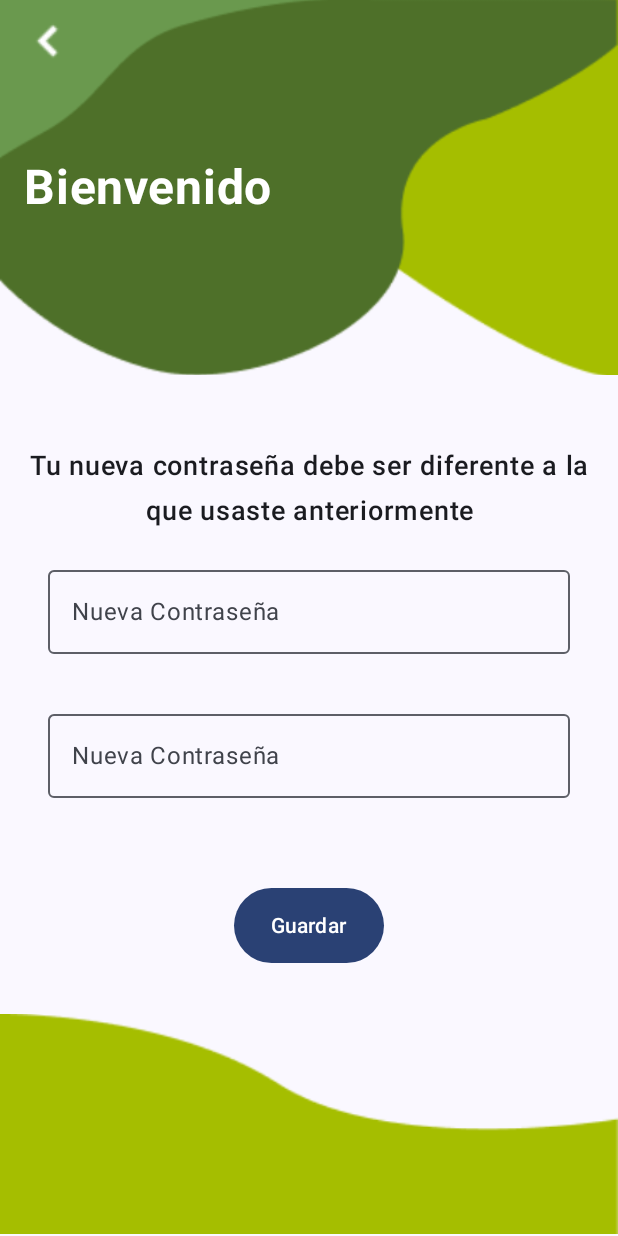
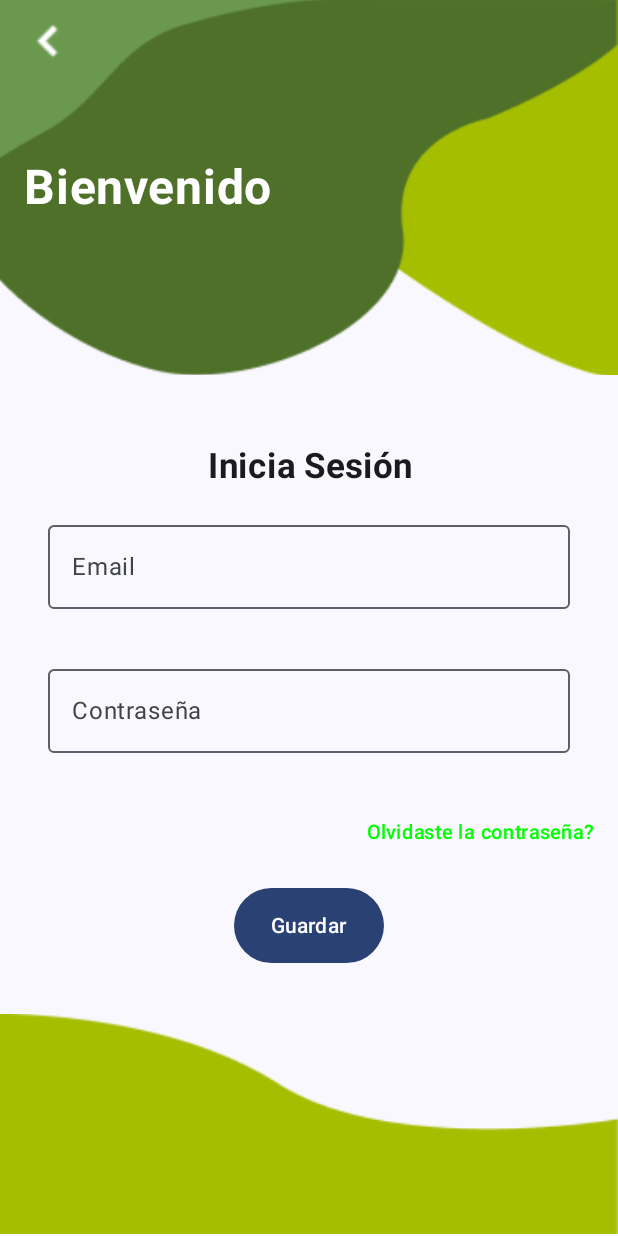
Before and after one commit to marcoolucio17/LechendasApp, an Android app built with Jetpack Compose: the @Preview function LoginScreePreview, on a phone screen of 412 x 824 dp. Run offline under Robolectric (Android 15) with nearby library versions, the phone set to English and light mode, and no system bars.

Commit message:
new password finished and login started

```diff
--- a/app/src/main/java/com/example/lechendasapp/Views/Login.kt
+++ b/app/src/main/java/com/example/lechendasapp/Views/Login.kt
@@ -1,6 +1,7 @@
 package com.example.lechendasapp.Views
 
 import androidx.compose.foundation.Image
+import androidx.compose.foundation.layout.Arrangement
 import androidx.compose.foundation.layout.Box
 import androidx.compose.foundation.layout.Column
 import androidx.compose.foundation.layout.fillMaxHeight
@@ -10,6 +11,8 @@ import androidx.compose.foundation.layout.height
 import androidx.compose.foundation.layout.offset
 import androidx.compose.foundation.layout.padding
 import androidx.compose.foundation.layout.size
+import androidx.compose.foundation.layout.width
+import androidx.compose.material3.Button
 import androidx.compose.material3.Scaffold
 import androidx.compose.material3.Text
 import androidx.compose.material3.TextButton
@@ -20,6 +23,7 @@ import androidx.compose.ui.graphics.Color
 import androidx.compose.ui.layout.ContentScale
 import androidx.compose.ui.res.painterResource
 import androidx.compose.ui.text.font.FontWeight
+import androidx.compose.ui.text.style.TextAlign
 import androidx.compose.ui.tooling.preview.Preview
 import androidx.compose.ui.unit.dp
 import androidx.compose.ui.unit.sp
@@ -39,7 +43,7 @@ fun LoginScreen() {
             topBar = { AppHeaderLogin() },
             bottomBar = { AppFooter() }
         ) { innerPadding ->
-            MainBody(
+            MainBodyLogin(
                 modifier = Modifier.padding(innerPadding)
             )
         }
@@ -106,6 +110,62 @@ fun AppHeaderLogin() {
     }
 }
 
+@Composable
+fun MainBodyLogin(
+    modifier: Modifier = Modifier, // Optional modifier for external customization
+) {
+    Box(
+        modifier = modifier
+            .fillMaxSize() // Fill the maximum available width and height
+    ) {
+        Column(
+            modifier = Modifier
+                .fillMaxSize() // Fill the maximum size
+                .padding(16.dp), // Optional padding for spacing
+            verticalArrangement = Arrangement.SpaceBetween // Space between inner column and button
+        ) {
+            // Inner column with content passed as parameter
+            Column(
+                horizontalAlignment = Alignment.CenterHorizontally,
+                modifier = Modifier.fillMaxWidth() // Inner column fills available width
+                    .padding(top = 30.dp)
+
+            ) {
+
+                    Text(
+                        text = "Inicia Sesión",
+                        textAlign = TextAlign.Center,
+                        fontSize = 23.sp,
+                        fontWeight = FontWeight.W700,
+                        lineHeight = 30.sp
+
+                    )
+
+                    SimpleInputBox(labelText = "Email")
+                    SimpleInputBox(labelText = "Contraseña")
+
+            }
+
+            Text(
+                text = "Olvidaste la contraseña?",
+                modifier = Modifier.align(Alignment.End),
+                fontSize = 13.sp,
+                color = Color.Green,
+                fontWeight = FontWeight.W600
+            )
+
+            // Button at the bottom
+            Button(
+                onClick = { /* Action for the button */ },
+                modifier = Modifier.align(Alignment.CenterHorizontally)
+                    .height(50.dp)
+                    .width(100.dp)
+            ) {
+                Text(text = "Guardar")
+            }
+        }
+    }
+}
 
 // Preview for Composable function
 @Preview(showBackground = true, showSystemUi = true)
--- a/app/src/main/java/com/example/lechendasapp/Views/New Password.kt
+++ b/app/src/main/java/com/example/lechendasapp/Views/New Password.kt
@@ -131,7 +131,7 @@ fun ImageWithTextOverlay(
 
 
 @Composable
-fun SimpleInputBox() {
+fun SimpleInputBox(labelText: String) {
     // Estado para almacenar el valor ingresado por el usuario
     var text by remember { mutableStateOf("") }
 
@@ -139,7 +139,7 @@ fun SimpleInputBox() {
     OutlinedTextField(
         value = text,
         onValueChange = { text = it }, // Actualizar el valor cuando el usuario escriba
-        label = { Text("Nueva Contraseña") }, // Etiqueta que aparece en la caja
+        label = { Text(labelText) }, // Etiqueta que aparece en la caja (recibida como parámetro)
         singleLine = true, // Mantener el texto en una sola línea
         modifier = Modifier
             .fillMaxWidth() // Ocupar el ancho completo
@@ -147,6 +147,7 @@ fun SimpleInputBox() {
         textStyle = MaterialTheme.typography.bodyLarge // Estilo del texto
     )
 }
+
 
 // Footer
 @Composable
@@ -214,8 +215,9 @@ fun MainBody(
                 Column(
                     horizontalAlignment = Alignment.CenterHorizontally
                 ){
-                    SimpleInputBox()
-                    SimpleInputBox()
+                    SimpleInputBox(labelText = "Nueva Contraseña")
+                    SimpleInputBox(labelText = "Confirma Contraseña")
+
                 }
 
             }
```
